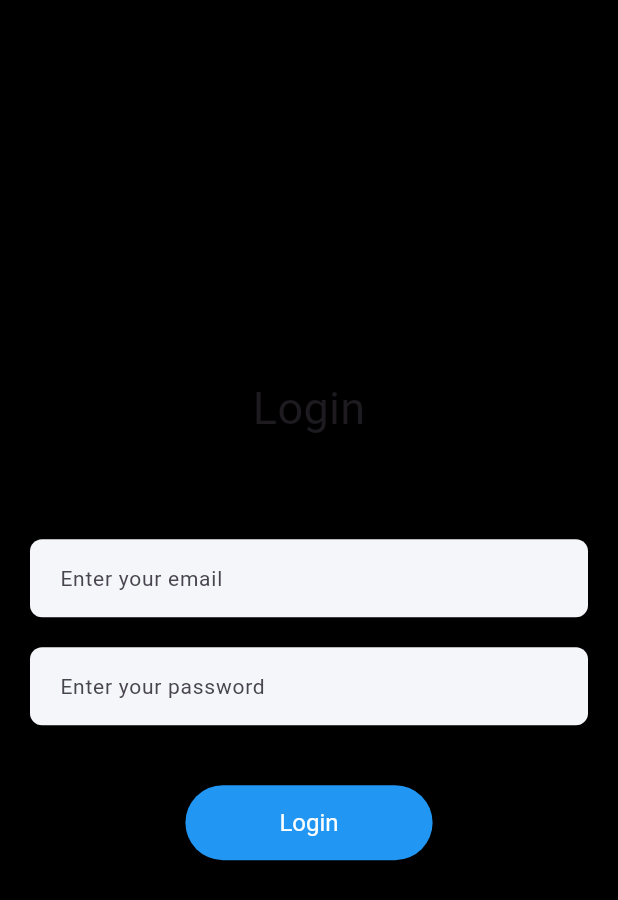
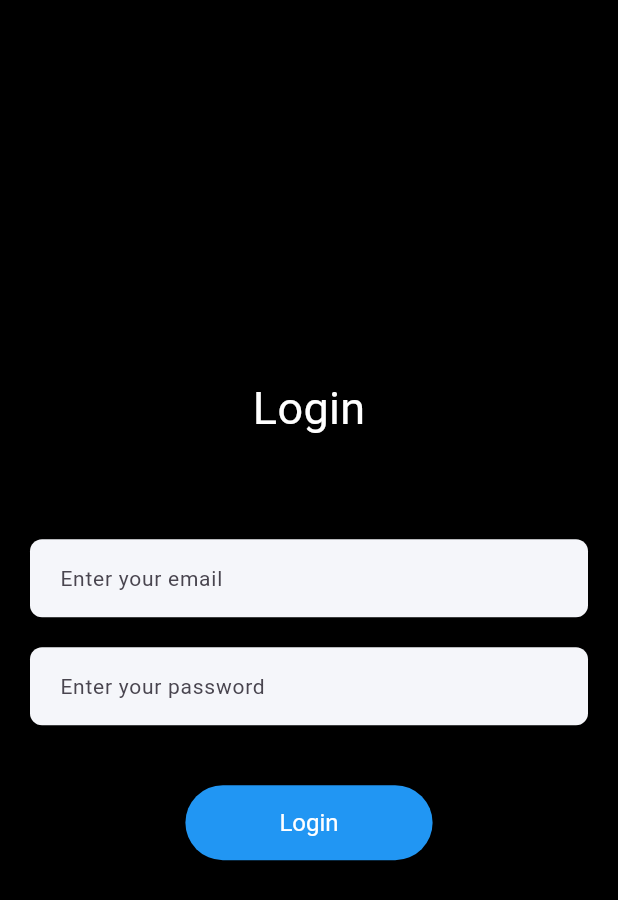
Before and after one commit to amartripathi0/Bi-Gaze, a Flutter app: the screen it shows after launch, after a tap on "Email/Password Login", on a phone screen of 412 x 824 dp. Shown: the top 900 px of the screen. Run offline on Flutter 3.47's test engine with Material 3 defaults, Android fonts, the phone set to English and light mode, and no system bars; our stand-ins replace animated_background, animated_splash_screen, camera, firebase_auth, firebase_core, fl_chart and 6 more; missing offline and left inert: cool_card_swiper, dart_ping, flutter_facebook_auth, flutter_tflite, internet_speed_meter, qr_code_scanner and 1 more; accounts and stored records are empty.

Commit message:
login_contentchange

```diff
--- a/lib/main.dart
+++ b/lib/main.dart
@@ -3,6 +3,7 @@ import 'package:bigaze/firebase_options.dart';
 import 'package:bigaze/helper/boxes.dart';
 import 'package:bigaze/model/proctor_model.dart';
 import 'package:bigaze/services/firebase_auth_methods.dart';
+import 'package:bigaze/ui/page/login_signup_pages/home_screen.dart';
 import 'package:bigaze/ui/page/login_signup_pages/login_email_password_screen.dart';
 import 'package:bigaze/ui/page/login_signup_pages/phone_screen.dart';
 import 'package:bigaze/ui/page/login_signup_pages/signup_email_password_screen.dart';
@@ -87,7 +88,8 @@ class AuthWrapper extends StatelessWidget {
     final firebaseUser = context.watch<User?>();
 
     if (firebaseUser != null) {
-      return const MyHomePage();
+      // return const MyHomePage();
+      return const HomeScreen();
     }
     return const LoginScreen();
   }
--- a/lib/services/firebase_auth_methods.dart
+++ b/lib/services/firebase_auth_methods.dart
@@ -1,3 +1,5 @@
+import 'dart:developer';
+
 import 'package:firebase_auth/firebase_auth.dart';
 import 'package:bigaze/utils/showOtpDialog.dart';
 import 'package:bigaze/utils/showSnackbar.dart';
@@ -40,9 +42,9 @@ class FirebaseAuthMethods {
     } on FirebaseAuthException catch (e) {
       // if you want to display your own custom error message
       if (e.code == 'weak-password') {
-        print('The password provided is too weak.');
+        log('The password provided is too weak.');
       } else if (e.code == 'email-already-in-use') {
-        print('The account already exists for that email.');
+        log('The account already exists for that email.');
       }
       showSnackBar(
           context, e.message!); // Displaying the usual firebase error message
--- a/lib/ui/page/login_signup_pages/login_email_password_screen.dart
+++ b/lib/ui/page/login_signup_pages/login_email_password_screen.dart
@@ -1,3 +1,5 @@
+import 'dart:developer';
+
 import 'package:bigaze/services/firebase_auth_methods.dart';
 import 'package:bigaze/widgets/custom_textfield.dart';
 import 'package:flutter/material.dart';
@@ -21,6 +23,7 @@ class _EmailPasswordLoginState extends State<EmailPasswordLogin> {
           password: passwordController.text,
           context: context,
         );
+    log("Login Successful");
   }
 
   @override
@@ -31,7 +34,7 @@ class _EmailPasswordLoginState extends State<EmailPasswordLogin> {
         children: [
           const Text(
             "Login",
-            style: TextStyle(fontSize: 30),
+            style: TextStyle(fontSize: 30, color: Colors.white),
           ),
           SizedBox(height: MediaQuery.of(context).size.height * 0.08),
           Container(
```
Also changed, not shown: lib/ui/page/login_signup_pages/home_screen.dart (+18 -9 lines).
